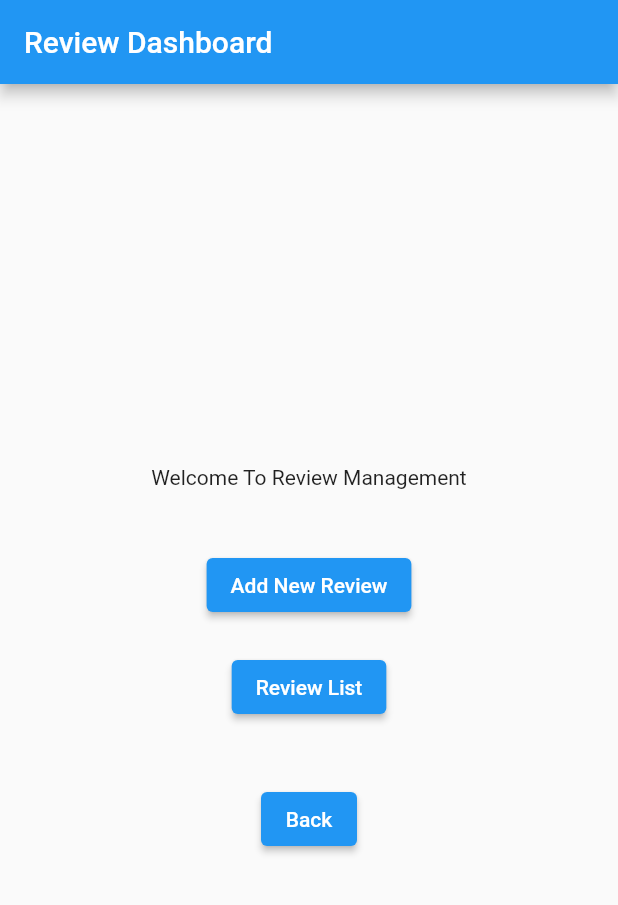
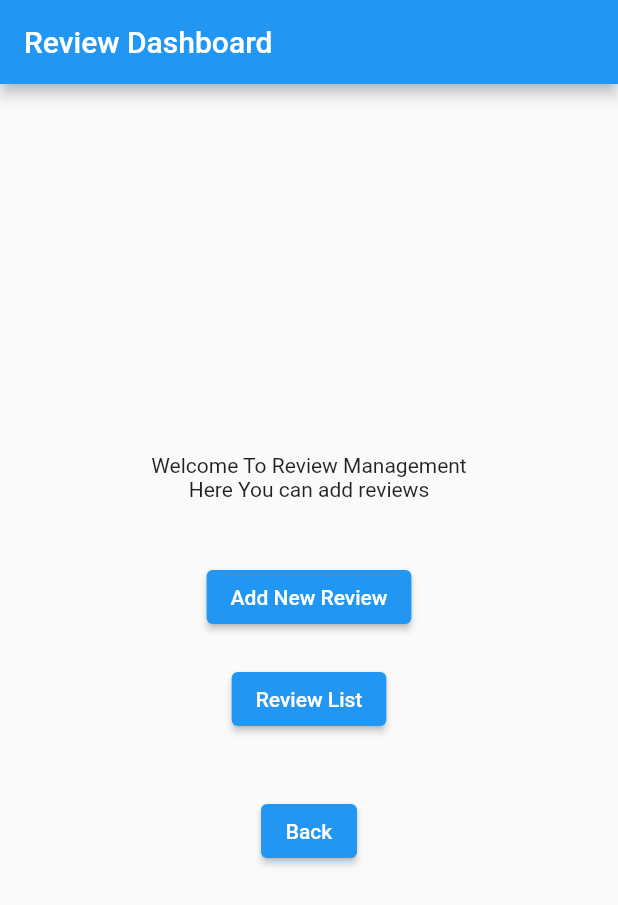
Before and after one commit to SARANGA199/OpenBook, a Flutter app: the screen it shows after launch, on a phone screen of 412 x 824 dp. Shown: the top 905 px of the screen. Run offline on Flutter 3.47's test engine with Material 2 defaults, Android fonts, the phone set to English and light mode, and no system bars; our stand-ins replace cloud_firestore, firebase_auth, firebase_core; accounts and stored records are empty.

Commit message:
update UI

```diff
--- a/open_book/lib/screens/review_management/reviewDashboard.dart
+++ b/open_book/lib/screens/review_management/reviewDashboard.dart
@@ -21,6 +21,7 @@ class ReviewDashboard extends StatelessWidget {
           mainAxisAlignment: MainAxisAlignment.center,
           children: [
             Text('Welcome To Review Management'),
+             Text('Here You can add reviews'),
             const SizedBox(height: 20),
 
             const SizedBox(height: 20),
```
Also changed, not shown: open_book/lib/screens/review_management/reviewList.dart (+1 -12 lines).
